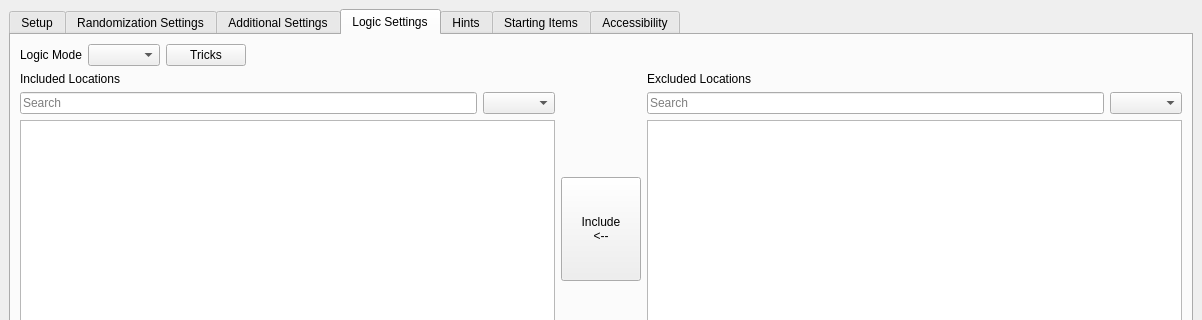
Before: the Qt Designer form gui/randogui.ui in ssrando/ssrando, drawn with Qt 5; both pictures show x 0 to 1202 and y 0 to 320 of the 1202 by 759 pixel window.
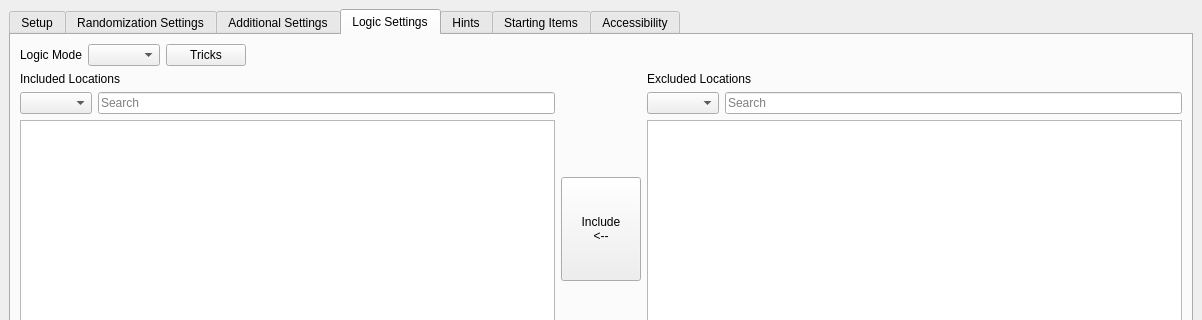
After: the same form once the commit is applied.

```diff
--- a/gui/randogui.ui
+++ b/gui/randogui.ui
@@ -1357,6 +1357,13 @@
                 </item>
                 <item>
                  <layout class="QHBoxLayout" name="hlay_include_filters">
+                  <item>
+                   <widget class="QComboBox" name="include_category_filters">
+                    <property name="placeholderText" stdset="0">
+                     <string/>
+                    </property>
+                   </widget>
+                  </item>
                   <item>
                    <widget class="QLineEdit" name="included_free_search">
                     <property name="sizePolicy">
@@ -1376,13 +1383,6 @@
                     </property>
                    </widget>
                   </item>
-                  <item>
-                   <widget class="QComboBox" name="include_category_filters">
-                    <property name="placeholderText">
-                     <string/>
-                    </property>
-                   </widget>
-                  </item>
                  </layout>
                 </item>
                 <item>
@@ -1485,25 +1485,25 @@
                 </item>
                 <item>
                  <layout class="QHBoxLayout" name="hlay_exclude_filters">
-                  <item>
-                   <widget class="QLineEdit" name="excluded_free_search">
-                    <property name="sizePolicy">
-                     <sizepolicy hsizetype="MinimumExpanding" vsizetype="Fixed">
-                      <horstretch>0</horstretch>
-                      <verstretch>0</verstretch>
-                     </sizepolicy>
-                    </property>
-                    <property name="placeholderText">
-                     <string>Search</string>
-                    </property>
-                    <property name="clearButtonEnabled">
-                     <bool>true</bool>
-                    </property>
-                   </widget>
-                  </item>
                   <item>
                    <widget class="QComboBox" name="exclude_category_filters"/>
                   </item>
+                  <item>
+                   <widget class="QLineEdit" name="excluded_free_search">
+                    <property name="sizePolicy">
+                     <sizepolicy hsizetype="MinimumExpanding" vsizetype="Fixed">
+                      <horstretch>0</horstretch>
+                      <verstretch>0</verstretch>
+                     </sizepolicy>
+                    </property>
+                    <property name="placeholderText">
+                     <string>Search</string>
+                    </property>
+                    <property name="clearButtonEnabled">
+                     <bool>true</bool>
+                    </property>
+                   </widget>
+                  </item>
                  </layout>
                 </item>
                 <item>
```
Left out of the diff: 6 changed lines with no effect on the pictures.
